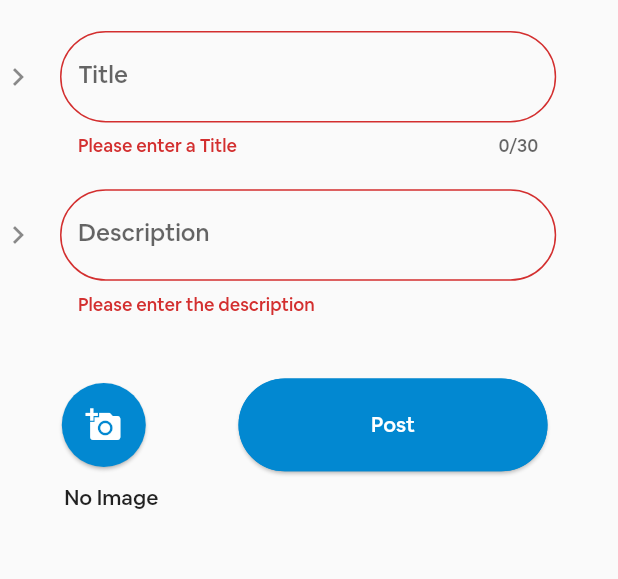
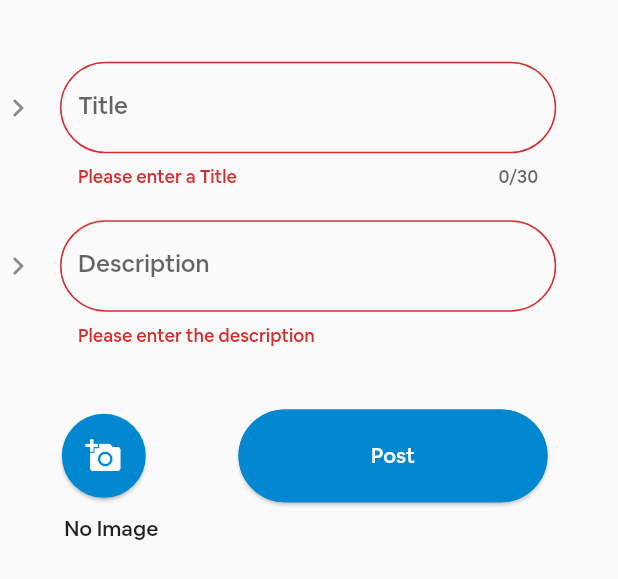
Before and after one commit to WaleedHashmi2310/Neighborhood_Flutter, a Flutter app: the Event widget shown alone on an empty page, opened directly, after a tap on "Post", on a phone screen of 412 x 824 dp. Shown: the top 579 px of the screen. Run offline on Flutter 3.47's test engine with Material 2 defaults, Android fonts, the phone set to English and light mode, and no system bars; our stand-ins replace cloud_firestore, firebase_auth, google_sign_in, image_picker; missing offline and left inert: flutter_facebook_login, flutter_statusbarcolor; accounts and stored records are empty; project files that could hold a hidden picture were left out.

Commit message:
Alignment Set

```diff
--- a/lib/creation/alert.dart
+++ b/lib/creation/alert.dart
@@ -81,7 +81,7 @@ class _AlertState extends State<Alert> {
                       color: Colors.black),
                 )),
             Container(
-              margin: EdgeInsets.only(left: blockSize * 25, top: blockSize * 15),
+              margin: EdgeInsets.only(left: blockSize * 32, top: blockSize * 6),
               child: SizedBox(
                 height: blockSize * 15,
                 width: blockSize * 50,
@@ -96,7 +96,7 @@ class _AlertState extends State<Alert> {
                       // you'd often call a server or save the information in a database.
 
                       Scaffold.of(context).showSnackBar(
-                          SnackBar(content: Text('Posting your Alert')));
+                          SnackBar(content: Text('Alert Created')));
                     }
                     flag= 'A';
                     titlefield=title.text;
@@ -130,7 +130,6 @@ class _AlertState extends State<Alert> {
         .add({
       'user': user.uid,
       'user_name': user.displayName,
-      'user': 'Insert UserID',
       'alert': titlefield
     });
   }
--- a/lib/creation/event.dart
+++ b/lib/creation/event.dart
@@ -71,8 +71,9 @@ class _EventState extends State<Event> {
         child: Column(
           children: <Widget>[
             Container(
-              margin:
-              EdgeInsets.only(top: blockSize * 5, right: blockSize * 10),
+              margin: new EdgeInsets.only(
+                  right: blockSize * 10.0,
+                  top: blockSize * 10.0),
               child: TextFormField(
                 controller: title,
                 maxLength: 30,
@@ -153,7 +154,7 @@ class _EventState extends State<Event> {
                         onPressed: () {
                           if (_eventKey.currentState.validate()) {
                             Scaffold.of(context).showSnackBar(SnackBar(
-                                content: Text('Event Posted!')));
+                                content: Text('Event Created!')));
                           }
                           titleField = title.text;
                           eventField = event.text;
--- a/lib/creation/message.dart
+++ b/lib/creation/message.dart
@@ -200,7 +200,7 @@ class _MessageState extends State<Message> {
                         onPressed: () {
                           if (_messageKey.currentState.validate()) {
                             Scaffold.of(context).showSnackBar(SnackBar(
-                                content: Text('Message Posted!')));
+                                content: Text('Message Created!')));
                           }
                           titleField = title.text;
                           messageField = message.text;
--- a/lib/creation/poll.dart
+++ b/lib/creation/poll.dart
@@ -214,7 +214,7 @@ class _PollState extends State<Poll> {
                       // you'd often call a server or save the information in a database.
 
                       Scaffold.of(context).showSnackBar(
-                          SnackBar(content: Text('Creating your poll')));
+                          SnackBar(content: Text('Poll Created')));
                     }
                     titlefield = question.text;
                     descriptionfield = description.text;
```
